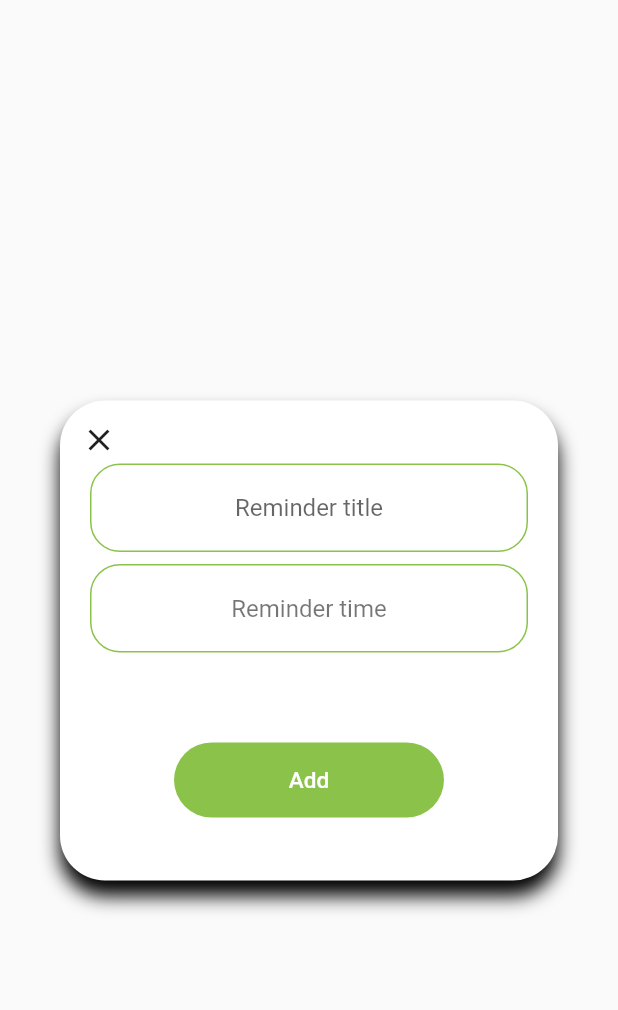
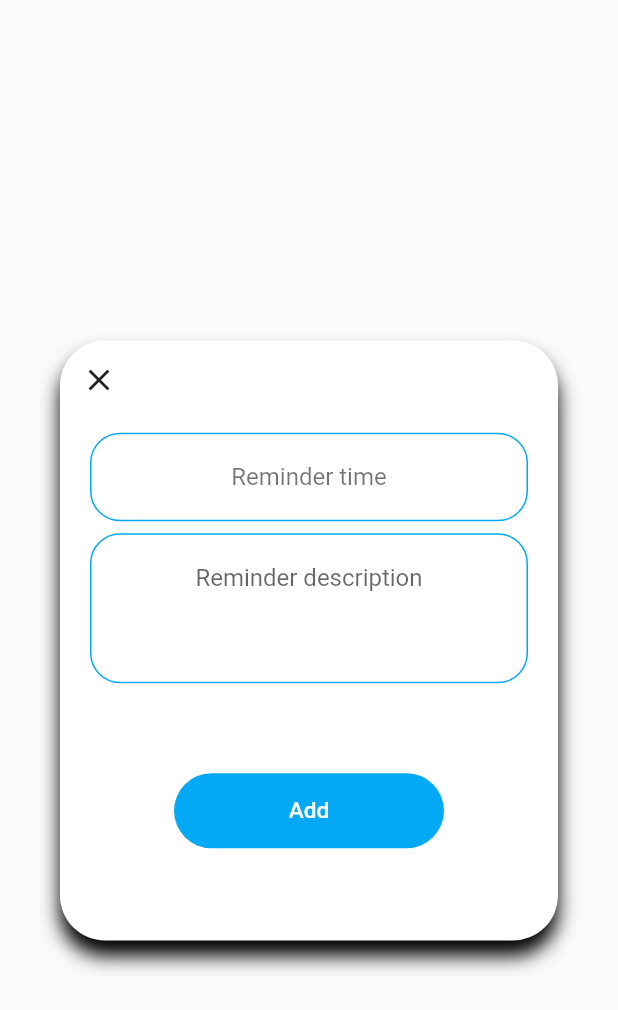
Before and after one commit to goodiny777/Karma-Flutter, a Flutter app: the AlarmDialog widget shown alone on an empty page, opened directly, on a phone screen of 412 x 824 dp. Shown: the top 1010 px of the screen. Run offline on Flutter 3.47's test engine with Material 2 defaults, Android fonts, the phone set to English and light mode, and no system bars; our stand-ins replace animated_splash_screen, flutter_local_notifications, fluttertoast, sqflite, timezone; accounts and stored records are empty.

Commit message:
dart nullability model and db improvement alarm list

```diff
--- a/karma/karma/lib/main.dart
+++ b/karma/karma/lib/main.dart
@@ -18,6 +18,7 @@ void main() async {
           (int id, String title, String body, String payload) async {});
   var initializationSettings = InitializationSettings(android: initializationAndroidSettings, iOS: initializationIosSettings);
   await notificationsPlugin.initialize(initializationSettings, onSelectNotification: (String payload) async {
+    print(payload);
     if(payload != null)
       debugPrint(payload);
   });
--- a/karma/karma/lib/models/alarm.dart
+++ b/karma/karma/lib/models/alarm.dart
@@ -1,37 +1,27 @@
 final String tableAlarm = 'Alarm';
 final String columnId = 'id';
-final String columnTitle = 'title';
+final String columnAlarmDescription = 'description';
 final String columnDateTime = 'alarmDateTime';
 final String columnPending = 'isPending';
-final String columnColorIndex = 'gradientColorIndex';
 
 class AlarmInfo {
-  int id;
-  String title;
-  DateTime alarmDateTime;
-  bool isPending;
-  int gradientColorIndex;
+  int? id;
+  String? description;
+  DateTime? alarmDateTime;
+  bool? isPending;
 
-  AlarmInfo(
-      {this.id,
-      this.title,
-      this.alarmDateTime,
-      this.isPending,
-      this.gradientColorIndex});
+  AlarmInfo({this.id, this.description, this.alarmDateTime, this.isPending});
 
   factory AlarmInfo.fromMap(Map<String, dynamic> json) => AlarmInfo(
-        id: json["id"],
-        title: json["title"],
-        alarmDateTime: DateTime.parse(json["alarmDateTime"]),
-        isPending: json["isPending"],
-        gradientColorIndex: json["gradientColorIndex"],
-      );
+      id: json[columnId],
+      description: json[columnAlarmDescription],
+      alarmDateTime: DateTime.parse(json[columnDateTime]),
+      isPending: json[columnPending] == 1);
 
   Map<String, dynamic> toMap() => {
-        "id": id,
-        "title": title,
-        "alarmDateTime": alarmDateTime.toIso8601String(),
-        "isPending": isPending,
-        "gradientColorIndex": gradientColorIndex,
+        columnId: id,
+        columnAlarmDescription: description,
+        columnDateTime: alarmDateTime?.toIso8601String(),
+        columnPending: isPending
       };
 }
--- a/karma/karma/lib/models/deed.dart
+++ b/karma/karma/lib/models/deed.dart
@@ -7,30 +7,30 @@ final String columnValue = 'value';
 final String columnDate = 'date';
 
 class Deed {
-  int id;
-  String name;
-  String description;
-  bool type;
-  int value;
-  DateTime date;
+  int? id;
+  String? name;
+  String? description;
+  bool? type;
+  int? value;
+  DateTime? date;
 
   Deed(
       {this.id, this.name, this.description, this.type, this.value, this.date});
 
   factory Deed.fromMap(Map<String, dynamic> json) => new Deed(
-      id: json["id"],
-      name: json["name"],
-      description: json["description"],
-      type: json["type"] == 1,
-      value: json["value"],
-      date: DateTime.fromMicrosecondsSinceEpoch(json["date"]));
+      id: json[columnDeedId],
+      name: json[columnName],
+      description: json[columnDescription],
+      type: json[columnType] == 1,
+      value: json[columnValue],
+      date: DateTime.fromMicrosecondsSinceEpoch(json[columnDate]));
 
   Map<String, dynamic> toMap() => {
-        "id": id,
-        "name": name,
-        "description": description,
-        "type": type,
-        "value": value,
-        "date": date.microsecondsSinceEpoch
+        columnDeedId: id,
+        columnName: name,
+        columnDescription: description,
+        columnType: type,
+        columnValue: value,
+        columnDate: date?.microsecondsSinceEpoch
       };
 }
--- a/karma/karma/lib/screens/statistics_page.dart
+++ b/karma/karma/lib/screens/statistics_page.dart
@@ -2,8 +2,8 @@ import 'package:flutter/material.dart';
 import 'package:flutter/widgets.dart';
 
 class StatisticsWidget extends StatefulWidget {
-  StatisticsWidget({Key key, this.title}) : super(key: key);
-  final String title;
+  StatisticsWidget({Key? key, this.title}) : super(key: key);
+  final String? title;
 
   @override
   _StatisticsState createState() => _StatisticsState();
--- a/karma/karma/lib/views/alarm_dialog.dart
+++ b/karma/karma/lib/views/alarm_dialog.dart
@@ -2,21 +2,23 @@ import 'package:flutter/cupertino.dart';
 import 'package:flutter/material.dart';
 import 'package:flutter/rendering.dart';
 import 'package:flutter/widgets.dart';
+// ignore: import_of_legacy_library_into_null_safe
 import 'package:fluttertoast/fluttertoast.dart';
 import 'package:karma/general/db.dart';
 import 'package:karma/models/alarm.dart';
 
 // ignore: must_be_immutable
 class AlarmDialog extends StatefulWidget {
-  final Function(int) onConfirm;
+  final Function(AlarmInfo)? onConfirm;
   final double _padding = 30.0;
-  final TextEditingController _nameController = TextEditingController();
   final TextEditingController _dateController = TextEditingController();
+  final TextEditingController _descriptionController = TextEditingController();
+
   final DBProvider _dbProvider = DBProvider.db;
   DateTime dateTime = DateTime.now();
-  Color themeColor = Colors.lightGreen;
+  Color themeColor = Colors.lightBlue;
 
-  AlarmDialog({Key key, this.onConfirm}) : super(key: key);
+  AlarmDialog({Key? key, AlarmInfo? alarmInfo, this.onConfirm}) : super(key: key);
 
   @override
   _AlarmDialogState createState() => _AlarmDialogState();
@@ -27,7 +29,7 @@ class _AlarmDialogState extends State<AlarmDialog> {
   Widget build(BuildContext context) {
     return Theme(
       data: ThemeData(
-        primarySwatch: widget.themeColor,
+        primarySwatch: Colors.lightBlue,
         visualDensity: VisualDensity.adaptivePlatformDensity,
       ),
       child: Dialog(
@@ -43,7 +45,7 @@ class _AlarmDialogState extends State<AlarmDialog> {
 
   setDate(DateTime date) {
     widget.dateTime = date;
-    widget._dateController.text = date.toIso8601String().split("T")[0];
+    widget._dateController.text = "${date.hour}:${date.minute}";
   }
 
   setBorder() {
@@ -56,7 +58,7 @@ class _AlarmDialogState extends State<AlarmDialog> {
     return Stack(
       children: <Widget>[
         Container(
-          height: 320,
+          height: 400,
           padding: EdgeInsets.only(
               left: 20,
               top: widget._padding,
@@ -75,16 +77,6 @@ class _AlarmDialogState extends State<AlarmDialog> {
             child: Column(
               mainAxisSize: MainAxisSize.min,
               children: <Widget>[
-                TextField(
-                  controller: widget._nameController,
-                  textInputAction: TextInputAction.next,
-                  textAlign: TextAlign.center,
-                  decoration: new InputDecoration(
-                      enabledBorder: setBorder(),
-                      border: setBorder(),
-                      hintText: "Reminder title"),
-                ),
-                SizedBox(height: 8),
                 GestureDetector(
                   child: TextField(
                     controller: widget._dateController,
@@ -116,9 +108,25 @@ class _AlarmDialogState extends State<AlarmDialog> {
                                   setDate(newDate);
                                 },
                                 mode: CupertinoDatePickerMode.time,
+                                use24hFormat: true,
                               ));
                         });
                   },
+                ),
+                SizedBox(height: 8),
+                Container(
+                  height: 100,
+                  clipBehavior: Clip.none,
+                  child: TextField(
+                      controller: widget._descriptionController,
+                      textAlign: TextAlign.center,
+                      minLines: 10,
+                      maxLines: 10,
+                      textInputAction: TextInputAction.done,
+                      decoration: new InputDecoration(
+                          enabledBorder: setBorder(),
+                          border: setBorder(),
+                          hintText: "Reminder description")),
                 ),
                 SizedBox(height: 60),
                 OutlineButton(
@@ -127,16 +135,18 @@ class _AlarmDialogState extends State<AlarmDialog> {
                   highlightElevation: 4,
                   borderSide: BorderSide.none,
                   onPressed: () {
-                    if (widget._nameController.text.isNotEmpty &&
+                    if (widget._dateController.text.isNotEmpty &&
                         widget.dateTime != null) {
+                      var alarm = AlarmInfo(
+                          description: widget._descriptionController.text,
+                          alarmDateTime: widget.dateTime,
+                          isPending: true);
                       widget._dbProvider
-                          .insertAlarm(AlarmInfo(
-                              title: widget._nameController.text,
-                              alarmDateTime: widget.dateTime,
-                              isPending: true))
+                          .insertAlarm(alarm)
                           .then((value) => {
                                 Navigator.pop(context),
-                                widget.onConfirm.call(0)
+                                alarm.id = value,
+                                widget.onConfirm?.call(alarm)
                               });
                     } else {
                       Fluttertoast.showToast(
--- a/karma/karma/lib/views/backup_dialog.dart
+++ b/karma/karma/lib/views/backup_dialog.dart
@@ -2,12 +2,12 @@ import 'package:flutter/material.dart';
 import 'package:flutter/widgets.dart';
 
 class BackupDialog extends StatefulWidget {
-  final String title, descriptions, text;
-  final Image img;
+  final String? title, descriptions, text;
+  final Image? img;
   final double _padding = 20.0;
 
   const BackupDialog(
-      {Key key, this.title, this.descriptions, this.text, this.img})
+      {Key? key, this.title, this.descriptions, this.text, this.img})
       : super(key: key);
 
   @override
--- a/karma/karma/lib/views/contact_us_dialog.dart
+++ b/karma/karma/lib/views/contact_us_dialog.dart
@@ -2,12 +2,12 @@ import 'package:flutter/material.dart';
 import 'package:flutter/widgets.dart';
 
 class ContactUsDialog extends StatefulWidget {
-  final String title, descriptions, text;
-  final Image img;
+  final String? title, descriptions, text;
+  final Image? img;
   final double _padding = 26.0;
 
   const ContactUsDialog(
-      {Key key, this.title, this.descriptions, this.text, this.img})
+      {Key? key, this.title, this.descriptions, this.text, this.img})
       : super(key: key);
 
   @override
```
Also changed, not shown: karma/karma/lib/general/db.dart (+20 -21 lines), karma/karma/lib/screens/alarms_page.dart (+92 -57 lines), karma/karma/lib/screens/home_page.dart (+47 -28 lines), karma/karma/lib/views/deed_dialog.dart (+6 -6 lines), karma/karma/pubspec.yaml (+6 -6 lines), karma/karma/pubspec.lock.
